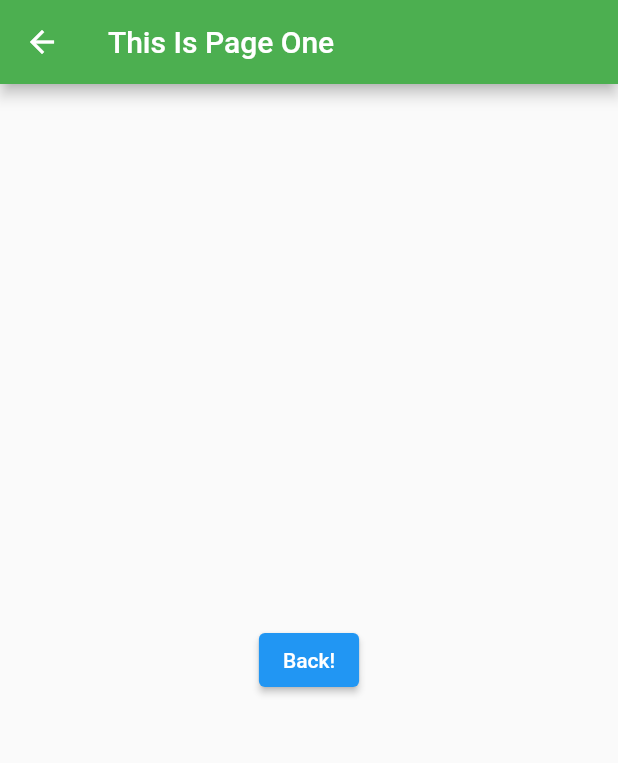
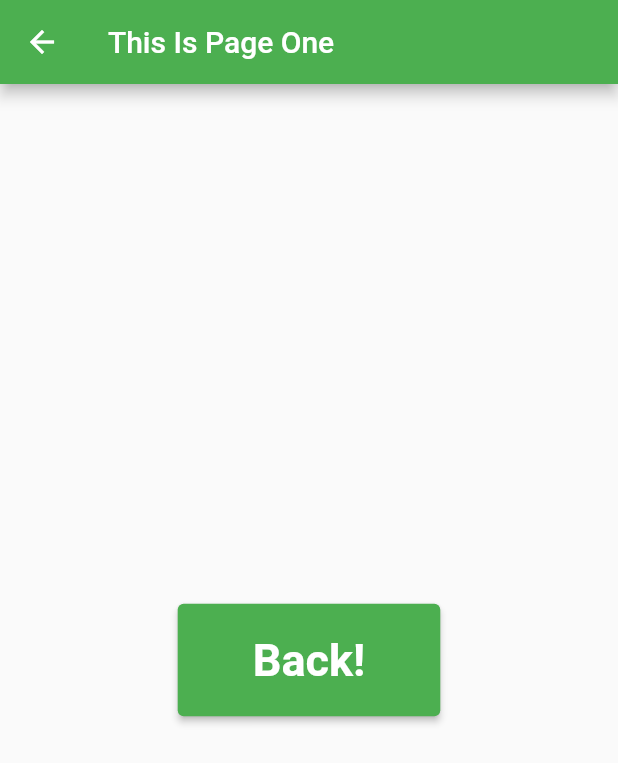
Before and after one commit to m-a-mamun69/multi-screen-app, a Flutter app: the screen it shows after launch, after a tap on "Go To Page One!", on a phone screen of 412 x 824 dp. Shown: the top 763 px of the screen. Run offline on Flutter 3.47's test engine with Material 2 defaults, Android fonts, the phone set to English and light mode, and no system bars.

Commit message:
Second Commit

```diff
--- a/lib/main.dart
+++ b/lib/main.dart
@@ -27,6 +27,12 @@ class HomeRoute extends StatelessWidget {
           mainAxisAlignment: MainAxisAlignment.center,
           children: <Widget>[
             ElevatedButton(
+              style: ElevatedButton.styleFrom(
+                  backgroundColor: Colors.green,
+                  padding:
+                  const EdgeInsets.symmetric(horizontal: 50, vertical: 20),
+                  textStyle:
+                  const TextStyle(fontSize: 30, fontWeight: FontWeight.bold)),
               child: const Text('Go To Page One!'),
               onPressed: () {
                 Navigator.pushNamed(context, '/second');
@@ -37,6 +43,12 @@ class HomeRoute extends StatelessWidget {
               height:50,
             ),// ElevatedButton
             ElevatedButton(
+              style: ElevatedButton.styleFrom(
+                  backgroundColor: Colors.green,
+                  padding:
+                  const EdgeInsets.symmetric(horizontal: 50, vertical: 20),
+                  textStyle:
+                  const TextStyle(fontSize: 30, fontWeight: FontWeight.bold)),
               child: const Text('Go To Page Two!'),
               onPressed: () {
                 Navigator.pushNamed(context, '/third');
@@ -61,6 +73,12 @@ class SecondRoute extends StatelessWidget {
       ), // AppBar
       body: Center(
         child: ElevatedButton(
+          style: ElevatedButton.styleFrom(
+              backgroundColor: Colors.green,
+              padding:
+              const EdgeInsets.symmetric(horizontal: 50, vertical: 20),
+              textStyle:
+              const TextStyle(fontSize: 30, fontWeight: FontWeight.bold)),
           onPressed: () {
             Navigator.pop(context);
           },
```
